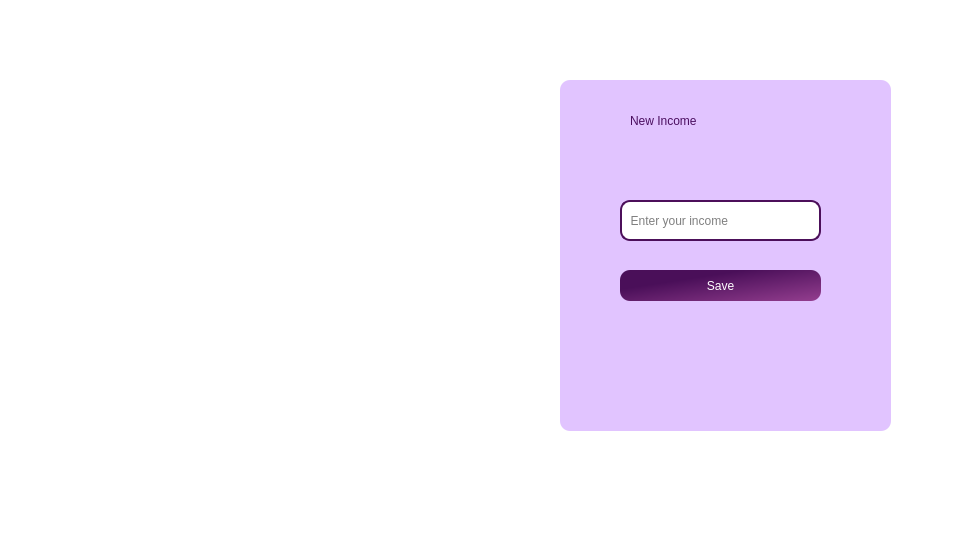
Before: the Qt Designer form newincome.ui in Nirjaraa/spendwise, drawn with Qt 5.
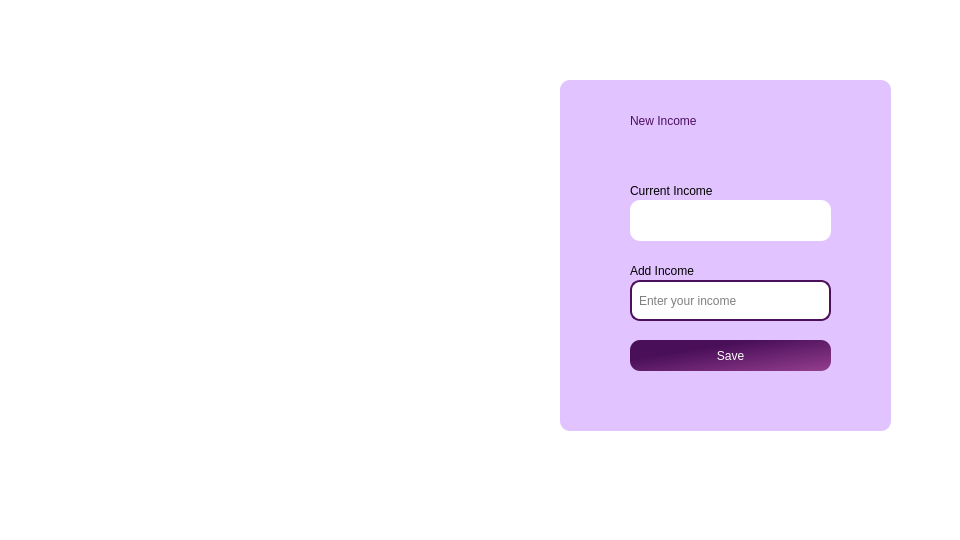
After: the same form once the commit is applied. Icons and pictures are not drawn.

The edit to the form file:
```diff
--- a/newincome.ui
+++ b/newincome.ui
@@ -38,8 +38,8 @@
      <rect>
       <x>10</x>
       <y>10</y>
-      <width>60</width>
-      <height>60</height>
+      <width>61</width>
+      <height>61</height>
      </rect>
     </property>
     <property name="styleSheet">
@@ -88,8 +88,8 @@
     <widget class="QLineEdit" name="newincome_2">
      <property name="geometry">
       <rect>
-       <x>60</x>
-       <y>120</y>
+       <x>70</x>
+       <y>200</y>
        <width>201</width>
        <height>41</height>
       </rect>
@@ -99,17 +99,18 @@
  color:black;
 font: 12pt &quot;Bahnschrift&quot;;
  background-color:white;
-border:2px solid rgb(76,15,90);</string>
+border:2px solid rgb(76,15,90);
+padding:5px;</string>
      </property>
      <property name="placeholderText">
-      <string>  Enter your income</string>
+      <string>Enter your income</string>
      </property>
     </widget>
     <widget class="QPushButton" name="pushButton_8">
      <property name="geometry">
       <rect>
-       <x>60</x>
-       <y>190</y>
+       <x>70</x>
+       <y>260</y>
        <width>201</width>
        <height>31</height>
       </rect>
@@ -143,6 +144,73 @@
       <string>Save</string>
      </property>
     </widget>
+    <widget class="QLabel" name="currentincome">
+     <property name="geometry">
+      <rect>
+       <x>70</x>
+       <y>120</y>
+       <width>201</width>
+       <height>41</height>
+      </rect>
+     </property>
+     <property name="styleSheet">
+      <string notr="true"> border-radius:10px;
+ color:black;
+font: 12pt &quot;Bahnschrift&quot;;
+ background-color:white;
+padding:5px;
+ </string>
+     </property>
+     <property name="text">
+      <string/>
+     </property>
+    </widget>
+    <widget class="QLabel" name="current_income">
+     <property name="geometry">
+      <rect>
+       <x>70</x>
+       <y>100</y>
+       <width>201</width>
+       <height>21</height>
+      </rect>
+     </property>
+     <property name="styleSheet">
+      <string notr="true">border-image: none;
+font: 12pt &quot;Bahnschrift&quot;;
+border-color: none;
+color: rgb(0,0,0);
+ border:none;
+background:transparent;
+
+ </string>
+     </property>
+     <property name="text">
+      <string>Current Income</string>
+     </property>
+    </widget>
+    <widget class="QLabel" name="addnewincome">
+     <property name="geometry">
+      <rect>
+       <x>70</x>
+       <y>180</y>
+       <width>191</width>
+       <height>21</height>
+      </rect>
+     </property>
+     <property name="styleSheet">
+      <string notr="true">border-image: none;
+font: 12pt &quot;Bahnschrift&quot;;
+border-color: none;
+color: rgb(0,0,0);
+ border:none;
+background:transparent;
+
+ </string>
+     </property>
+     <property name="text">
+      <string>Add Income</string>
+     </property>
+    </widget>
    </widget>
   </widget>
  </widget>
```
